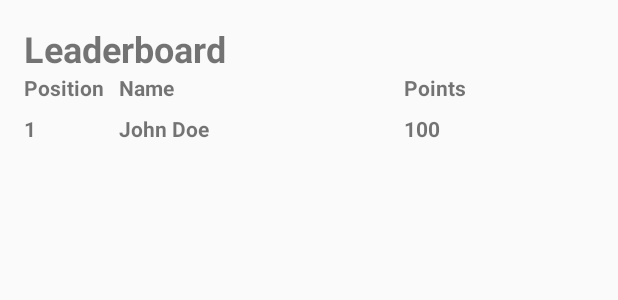
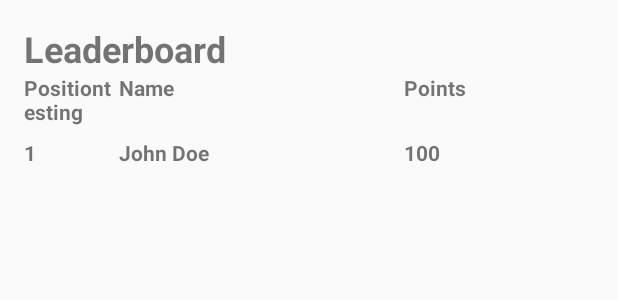
Before and after one commit to karthikprasads/EazilyDone_Internship, an Android app: the layout activity_leaderboard.xml on its own in the app's theme, with its tools: preview values and no code run, on a phone screen of 412 x 824 dp. Shown: the top 300 px of the screen. Run offline under Robolectric (Android 15) with nearby library versions, the phone set to English and light mode, and no system bars.

Commit message:
"Testing commit"

```diff
--- a/app/src/main/res/layout/activity_leaderboard.xml
+++ b/app/src/main/res/layout/activity_leaderboard.xml
@@ -23,7 +23,7 @@
             android:layout_width="0dp"
             android:layout_height="wrap_content"
             android:layout_weight="1"
-            android:text="Position"
+            android:text="Positiontesting"
             android:textStyle="bold"/>
 
         <TextView
```
